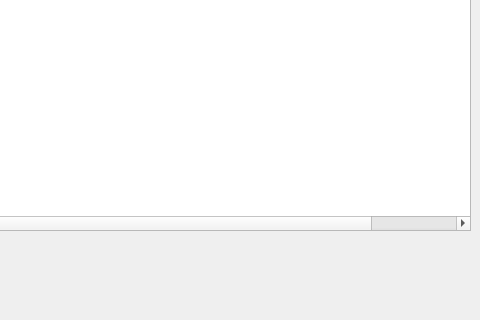
First picture: the form in main.ui, repository kreskiny/coffie, before the edit; both pictures show x 160 to 640 and y 160 to 480 of the 640 by 480 pixel window.
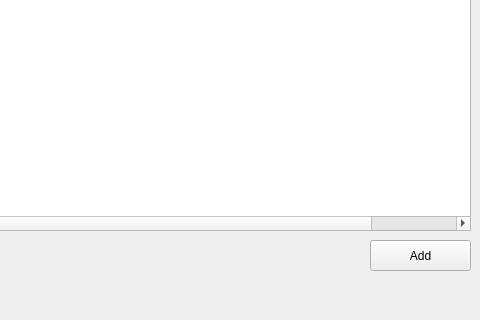
Second picture: the form after the edit.

```diff
--- a/main.ui
+++ b/main.ui
@@ -64,6 +64,19 @@
     </property>
    </column>
   </widget>
+  <widget class="QPushButton" name="addButton">
+   <property name="geometry">
+    <rect>
+     <x>530</x>
+     <y>400</y>
+     <width>101</width>
+     <height>31</height>
+    </rect>
+   </property>
+   <property name="text">
+    <string>Add</string>
+   </property>
+  </widget>
  </widget>
  <resources/>
  <connections/>
```
